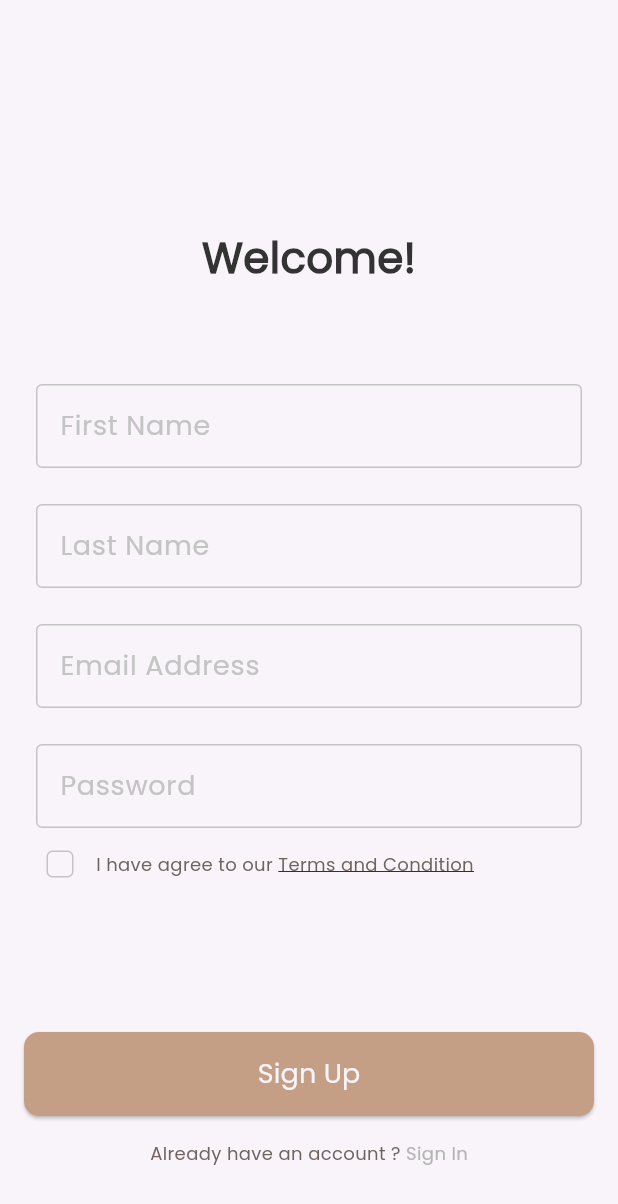
After one commit to yassabadr4/new-dalel-app, a Flutter app: the screen it shows after launch, after a tap on "Skip", on a phone screen of 412 x 824 dp. The commit adds this screen. Shown: the top 1204 px of the screen. Run offline on Flutter 3.47's test engine with Material 3 defaults, Android fonts, the phone set to English and light mode, and no system bars; our stand-ins replace firebase_auth, firebase_core, flutter_bloc, get_it, go_router, shared_preferences and 1 more; accounts and stored records are empty.

Commit message:
create account with email and password

```diff
--- /dev/null
+++ b/lib/app/my_dalel_app.dart
@@ -0,0 +1,20 @@
+import 'package:flutter/material.dart';
+import 'package:new_dalel_app/core/routes/app_router.dart';
+import 'package:new_dalel_app/core/utils/app_colors.dart';
+
+class MyDalelApp extends StatelessWidget {
+  const MyDalelApp({super.key});
+
+  // This widget is the root of your application.
+  @override
+  Widget build(BuildContext context) {
+    return MaterialApp.router(
+      title: 'Flutter Demo',
+      theme: ThemeData(
+        scaffoldBackgroundColor: AppColors.offWhite,
+      ),
+      routerConfig: router,
+      debugShowCheckedModeBanner: false,
+    );
+  }
+}
--- /dev/null
+++ b/lib/core/functions/check_state_changes.dart
@@ -0,0 +1,18 @@
+import 'package:firebase_auth/firebase_auth.dart';
+import 'package:flutter/foundation.dart';
+
+void checkStateChanges() {
+  FirebaseAuth.instance
+      .authStateChanges()
+      .listen((User? user) {
+    if (user == null) {
+      if (kDebugMode) {
+        print('User is currently signed out!');
+      }
+    } else {
+      if (kDebugMode) {
+        print('User is signed in!');
+      }
+    }
+  });
+}
--- a/lib/features/auth/presentation/auth_cubit/auth_cubit.dart
+++ b/lib/features/auth/presentation/auth_cubit/auth_cubit.dart
@@ -1,8 +1,30 @@
-import 'package:bloc/bloc.dart';
-import 'package:meta/meta.dart';
-
-part 'auth_state.dart';
+import 'package:firebase_auth/firebase_auth.dart';
+import 'package:flutter_bloc/flutter_bloc.dart';
+import 'package:new_dalel_app/features/auth/presentation/auth_cubit/auth_state.dart';
 
 class AuthCubit extends Cubit<AuthState> {
   AuthCubit() : super(AuthInitial());
+late String? firstName;
+late String? lastName;
+late String? emailAddress;
+late String? password;
+  signUpWithEmailAndPassword() async {
+    try {
+      emit(SignUpLoadingState());
+      final credential =
+          await FirebaseAuth.instance.createUserWithEmailAndPassword(
+        email: emailAddress!,
+        password: password!,
+      );
+      emit(SignUpSuccessState());
+    } on FirebaseAuthException catch (e) {
+      if (e.code == 'weak-password') {
+        emit(SignUpFailureState('The password provided is too weak.'));
+      } else if (e.code == 'email-already-in-use') {
+        emit(SignUpFailureState('The account already exists for that email.'));
+      }
+    } catch (e) {
+      emit(SignUpFailureState(e.toString()));
+    }
+  }
 }
--- a/lib/features/auth/presentation/auth_cubit/auth_state.dart
+++ b/lib/features/auth/presentation/auth_cubit/auth_state.dart
@@ -1,6 +1,13 @@
-part of 'auth_cubit.dart';
+class AuthState {}
 
-@immutable
-abstract class AuthState {}
+final class AuthInitial extends AuthState {}
 
-class AuthInitial extends AuthState {}
+final class SignUpLoadingState extends AuthState {}
+
+final class SignUpSuccessState extends AuthState {}
+
+final class SignUpFailureState extends AuthState {
+  final String errMessage;
+
+  SignUpFailureState(this.errMessage);
+}
--- a/lib/features/auth/presentation/views/sign_up_view.dart
+++ b/lib/features/auth/presentation/views/sign_up_view.dart
@@ -1,8 +1,7 @@
 import 'package:flutter/material.dart';
-import 'package:new_dalel_app/core/utils/app_colors.dart';
 import 'package:new_dalel_app/core/utils/app_strings.dart';
-import 'package:new_dalel_app/core/utils/app_text_styles.dart';
 import 'package:new_dalel_app/core/widgets/custom_button.dart';
+import 'package:new_dalel_app/features/auth/presentation/widgets/custom_sign_up_form.dart';
 import 'package:new_dalel_app/features/auth/presentation/widgets/custom_text_field.dart';
 import 'package:new_dalel_app/features/auth/presentation/widgets/have_an_account_widget.dart';
 import 'package:new_dalel_app/features/auth/presentation/widgets/terms_and_condition_widget.dart';
@@ -13,56 +12,33 @@ class SignUpView extends StatelessWidget {
 
   @override
   Widget build(BuildContext context) {
-    return Scaffold(
+    return const Scaffold(
       body: Padding(
-        padding: const EdgeInsets.symmetric(horizontal: 16),
+        padding: EdgeInsets.symmetric(horizontal: 16),
         child: CustomScrollView(
           slivers: [
-            const SliverToBoxAdapter(
+            SliverToBoxAdapter(
               child: SizedBox(
                 height: 152,
               ),
             ),
-            const SliverToBoxAdapter(
+            SliverToBoxAdapter(
               child: WelcomeTextWidget(text: AppStrings.welcome),
             ),
-            const SliverToBoxAdapter(
+            SliverToBoxAdapter(
               child: SizedBox(
                 height: 40,
               ),
             ),
-            const SliverToBoxAdapter(
-              child: CustomTextField(labelText: AppStrings.firstName),
-            ),
-            const SliverToBoxAdapter(
-              child: CustomTextField(labelText: AppStrings.lastName),
-            ),
-            const SliverToBoxAdapter(
-              child: CustomTextField(labelText: AppStrings.emailAddress),
-            ),
-            const SliverToBoxAdapter(
-              child: CustomTextField(labelText: AppStrings.password),
-            ),
-            const SliverToBoxAdapter(
-              child: TermsAndCondition(),
-            ),
-            const SliverToBoxAdapter(
-              child: SizedBox(
-                height: 88,
-              ),
+            SliverToBoxAdapter(
+              child: CustomSignUpForm(),
             ),
             SliverToBoxAdapter(
-              child: CustomButton(
-                text: AppStrings.signUp,
-                onPressed: () {},
-              ),
-            ),
-            const SliverToBoxAdapter(
               child: SizedBox(
                 height: 16,
               ),
             ),
-            const SliverToBoxAdapter(
+            SliverToBoxAdapter(
               child: HaveAnAccountWidget(
                 text1: AppStrings.alreadyHaveAnAccount,
                 text2: AppStrings.signIn,
--- a/lib/features/auth/presentation/widgets/custom_check_box.dart
+++ b/lib/features/auth/presentation/widgets/custom_check_box.dart
@@ -19,6 +19,7 @@ class _CustomCheckBoxState extends State<CustomCheckBox> {
           borderRadius: BorderRadius.circular(4),
         ),
         side: const BorderSide(color: AppColors.grey),
+        activeColor: AppColors.deepBrown,
         onChanged: (newValue) {
           value = newValue!;
           setState(() {});
--- /dev/null
+++ b/lib/features/auth/presentation/widgets/custom_sign_up_form.dart
@@ -0,0 +1,60 @@
+import 'package:flutter/material.dart';
+import 'package:flutter_bloc/flutter_bloc.dart';
+import 'package:new_dalel_app/core/utils/app_strings.dart';
+import 'package:new_dalel_app/core/widgets/custom_button.dart';
+import 'package:new_dalel_app/features/auth/presentation/auth_cubit/auth_cubit.dart';
+import 'package:new_dalel_app/features/auth/presentation/auth_cubit/auth_state.dart';
+import 'package:new_dalel_app/features/auth/presentation/widgets/custom_text_field.dart';
+import 'package:new_dalel_app/features/auth/presentation/widgets/terms_and_condition_widget.dart';
+
+class CustomSignUpForm extends StatelessWidget {
+  const CustomSignUpForm({super.key});
+
+  @override
+  Widget build(BuildContext context) {
+    return BlocConsumer<AuthCubit, AuthState>(
+      listener: (context, state) {},
+      builder: (context, state) {
+        return Form(
+            child: Column(
+          children: [
+            CustomTextFormField(
+              labelText: AppStrings.firstName,
+              onChanged: (firstName) {
+                BlocProvider.of<AuthCubit>(context).firstName = firstName;
+              },
+            ),
+            CustomTextFormField(
+              labelText: AppStrings.lastName,
+              onChanged: (lastName) {
+                BlocProvider.of<AuthCubit>(context).lastName = lastName;
+              },
+            ),
+            CustomTextFormField(
+              labelText: AppStrings.emailAddress,
+              onChanged: (emailAddress) {
+                BlocProvider.of<AuthCubit>(context).emailAddress = emailAddress;
+              },
+            ),
+            CustomTextFormField(
+              labelText: AppStrings.password,
+              onChanged: (password) {
+                BlocProvider.of<AuthCubit>(context).password = password;
+              },
+            ),
+            const TermsAndCondition(),
+            const SizedBox(
+              height: 88,
+            ),
+            CustomButton(
+              text: AppStrings.signUp,
+              onPressed: () {
+                BlocProvider.of<AuthCubit>(context).signUpWithEmailAndPassword();
+              },
+            ),
+          ],
+        ));
+      },
+    );
+  }
+}
--- a/lib/features/auth/presentation/widgets/custom_text_field.dart
+++ b/lib/features/auth/presentation/widgets/custom_text_field.dart
@@ -2,27 +2,35 @@ import 'package:flutter/material.dart';
 import 'package:new_dalel_app/core/utils/app_colors.dart';
 import 'package:new_dalel_app/core/utils/app_text_styles.dart';
 
-class CustomTextField extends StatelessWidget {
-  const CustomTextField({super.key, required this.labelText});
+class CustomTextFormField extends StatelessWidget {
+  const CustomTextFormField(
+      {super.key, required this.labelText, this.onChanged, this.onFieldSubmitted});
+
   final String labelText;
+  final void Function(String)? onChanged;
+  final void Function(String)? onFieldSubmitted;
+
   @override
   Widget build(BuildContext context) {
     return Padding(
-      padding: const EdgeInsets.only(right: 8,left: 8,top: 24),
+      padding: const EdgeInsets.only(right: 8, left: 8, top: 24),
       child: TextFormField(
+        onChanged: onChanged,
+        cursorColor: AppColors.deepGrey,
+        onFieldSubmitted: onFieldSubmitted,
         decoration: InputDecoration(
-            labelText: labelText,
-            labelStyle: CustomTextStyles.poppins500style18,
-            border: getBorderStyle(),
-            enabledBorder: getBorderStyle(),
-            focusedBorder: getBorderStyle(),
+          labelText: labelText,
+          labelStyle: CustomTextStyles.poppins500style18,
+          border: getBorderStyle(),
+          enabledBorder: getBorderStyle(),
+          focusedBorder: getBorderStyle(),
         ),
       ),
     );
   }
 }
 
-OutlineInputBorder getBorderStyle(){
+OutlineInputBorder getBorderStyle() {
   return OutlineInputBorder(
       borderRadius: BorderRadius.circular(4),
       borderSide: const BorderSide(
--- a/lib/main.dart
+++ b/lib/main.dart
@@ -1,34 +1,18 @@
 import 'package:firebase_core/firebase_core.dart';
 import 'package:flutter/material.dart';
+import 'package:new_dalel_app/app/my_dalel_app.dart';
 import 'package:new_dalel_app/core/database/cache/cache_helper.dart';
-import 'package:new_dalel_app/core/routes/app_router.dart';
 import 'package:new_dalel_app/core/services/services_locator.dart';
-import 'package:new_dalel_app/core/utils/app_colors.dart';
+import 'core/functions/check_state_changes.dart';
 import 'firebase_options.dart';
 
-void main() async{
+void main() async {
   WidgetsFlutterBinding.ensureInitialized();
   await Firebase.initializeApp(
     options: DefaultFirebaseOptions.currentPlatform,
   );
   setupServiceLocator();
   await getIt<CacheHelper>().init();
-  runApp(const MyApp());
+  checkStateChanges();
+  runApp(const MyDalelApp());
 }
-
-class MyApp extends StatelessWidget {
-  const MyApp({super.key});
-
-  // This widget is the root of your application.
-  @override
-  Widget build(BuildContext context) {
-    return MaterialApp.router(
-      title: 'Flutter Demo',
-      theme: ThemeData(
-       scaffoldBackgroundColor: AppColors.offWhite,
-      ),
-      routerConfig: router,
-      debugShowCheckedModeBanner: false,
-    );
-  }
-}
--- a/pubspec.yaml
+++ b/pubspec.yaml
@@ -41,6 +41,7 @@ dependencies:
   get_it: ^7.6.4
   flutter_bloc: ^8.1.3
   firebase_core: ^2.23.0
+  firebase_auth: ^4.14.1
 
 dev_dependencies:
   flutter_test:
```
Also changed, not shown: pubspec.lock, 4 other files.
